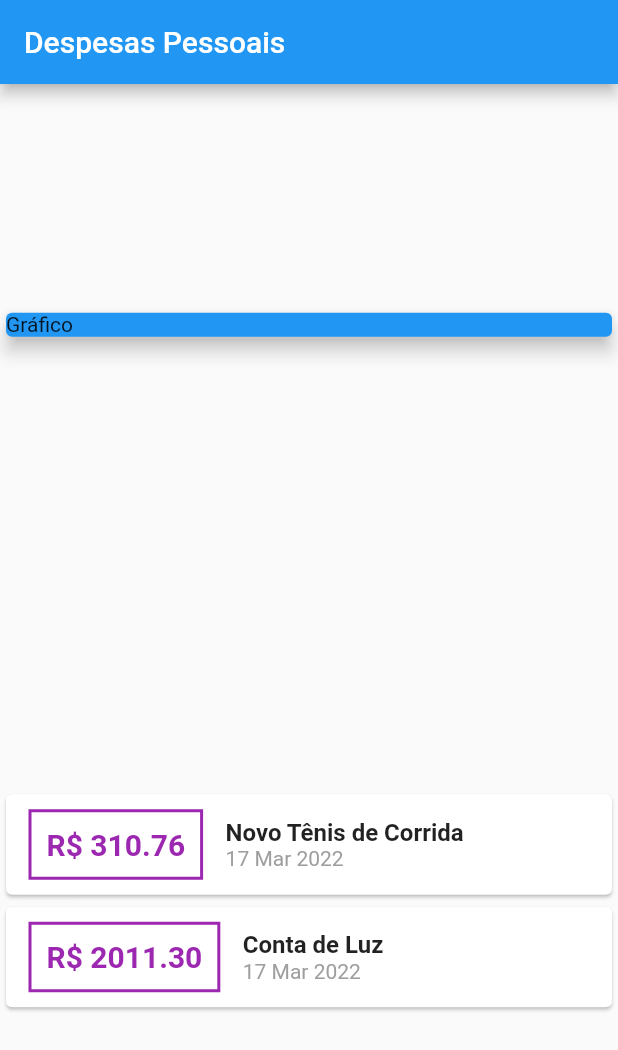
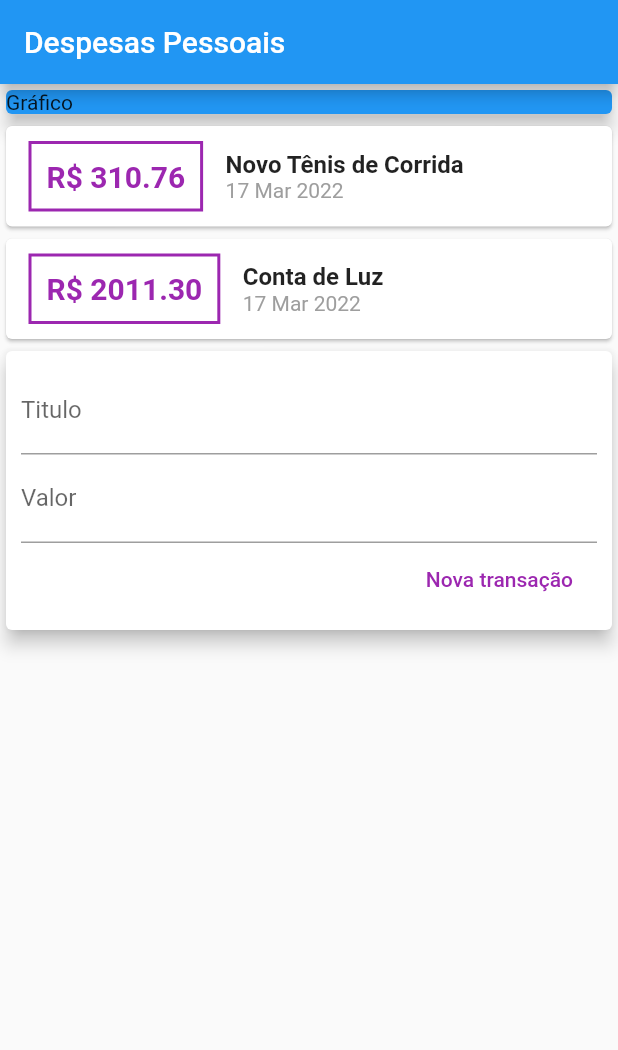
Before and after one commit to leandrosouzadev/expenses, a Flutter app: the screen it shows after launch, on a phone screen of 412 x 824 dp. Shown: the top 1050 px of the screen. Run offline on Flutter 3.47's test engine with Material 2 defaults, Android fonts, the phone set to English and light mode, and no system bars.

Commit message:
Usando textfield #1

```diff
--- a/lib/main.dart
+++ b/lib/main.dart
@@ -36,7 +36,6 @@ class MyHomePage extends StatelessWidget {
           title: const Text("Despesas Pessoais"),
         ),
         body: Column(
-          mainAxisAlignment: MainAxisAlignment.spaceAround,
           crossAxisAlignment: CrossAxisAlignment.stretch,
           children: <Widget>[
             Container(
@@ -92,7 +91,38 @@ class MyHomePage extends StatelessWidget {
                   ],
                 ));
               }).toList(),
-            )
+            ),
+            Card(
+              elevation: 5,
+              child: Padding(
+                padding: const EdgeInsets.all(10),
+                child: Column(
+                  children: <Widget>[
+                    TextField(
+                      decoration: InputDecoration(
+                        labelText: 'Titulo',
+                      ),
+                    ),
+                    TextField(
+                      decoration: InputDecoration(
+                        labelText: 'Valor',
+                      ),
+                    ),
+                    Row(
+                      mainAxisAlignment: MainAxisAlignment.end,
+                      children: [
+                        // ignore: deprecated_member_use
+                        FlatButton(
+                          child: Text('Nova transação'),
+                          textColor: Colors.purple,
+                          onPressed: () {},
+                        ),
+                      ],
+                    ),
+                  ],
+                ),
+              ),
+            ),
           ],
         ));
   }
```
